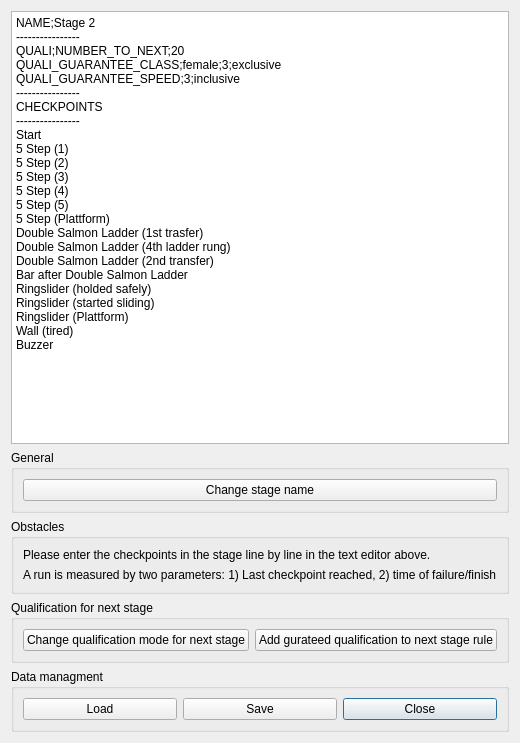
Before: the Qt Designer form code/ncm_stage.ui in DavidEilenstein/Ninja_Competition_Manager, drawn with Qt 5.
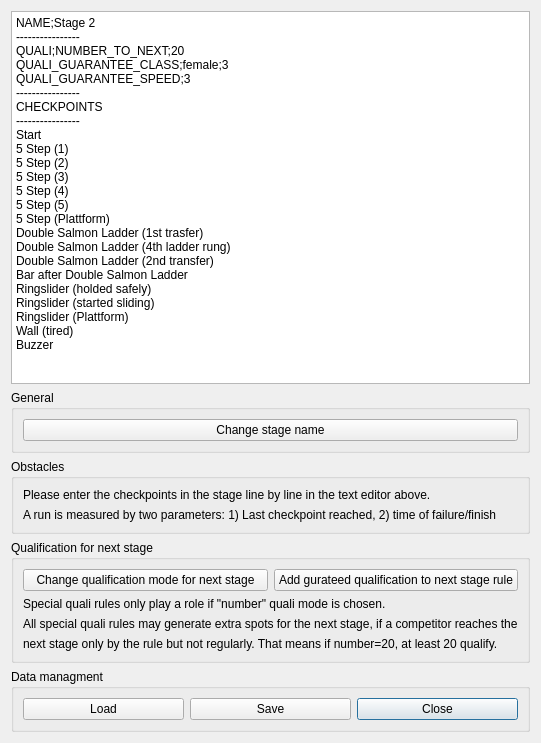
After: the same form once the commit is applied.

The edit to the form file:
```diff
--- a/code/ncm_stage.ui
+++ b/code/ncm_stage.ui
@@ -73,8 +73,8 @@
       <string>NAME;Stage 2
 ----------------
 QUALI;NUMBER_TO_NEXT;20
-QUALI_GUARANTEE_CLASS;female;3;exclusive
-QUALI_GUARANTEE_SPEED;3;inclusive
+QUALI_GUARANTEE_CLASS;female;3
+QUALI_GUARANTEE_SPEED;3
 ----------------
 CHECKPOINTS
 ----------------
@@ -103,13 +103,6 @@
       <string>Qualification for next stage</string>
      </property>
      <layout class="QGridLayout" name="gridLayout">
-      <item row="0" column="0">
-       <widget class="QPushButton" name="pushButton_ChangeQualiMode">
-        <property name="text">
-         <string>Change qualification mode for next stage</string>
-        </property>
-       </widget>
-      </item>
       <item row="0" column="1">
        <widget class="QPushButton" name="pushButton_AddGuaranteeRule">
         <property name="text">
@@ -117,6 +110,34 @@
         </property>
        </widget>
       </item>
+      <item row="2" column="0" colspan="2">
+       <widget class="QLabel" name="label_4">
+        <property name="text">
+         <string>All special quali rules may generate extra spots for the next stage, if a competitor reaches the</string>
+        </property>
+       </widget>
+      </item>
+      <item row="1" column="0" colspan="2">
+       <widget class="QLabel" name="label_3">
+        <property name="text">
+         <string>Special quali rules only play a role if &quot;number&quot; quali mode is chosen.</string>
+        </property>
+       </widget>
+      </item>
+      <item row="0" column="0">
+       <widget class="QPushButton" name="pushButton_ChangeQualiMode">
+        <property name="text">
+         <string>Change qualification mode for next stage</string>
+        </property>
+       </widget>
+      </item>
+      <item row="3" column="0" colspan="2">
+       <widget class="QLabel" name="label_5">
+        <property name="text">
+         <string>next stage only by the rule but not regularly. That means if number=20, at least 20 qualify. </string>
+        </property>
+       </widget>
+      </item>
      </layout>
     </widget>
    </item>
```
